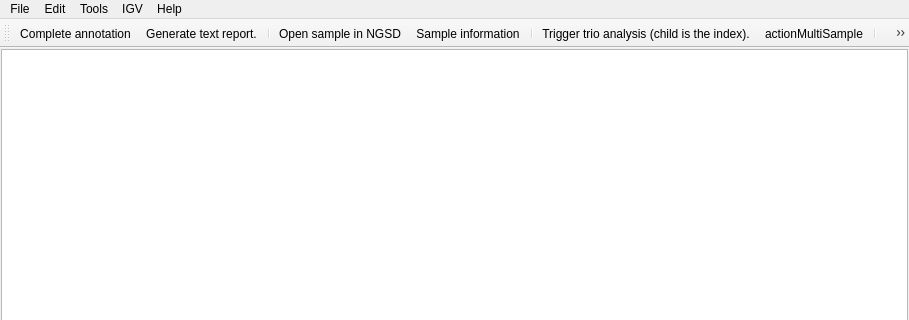
First picture: the form in src/GSvar/MainWindow.ui, repository imgag/ngs-bits, before the edit; both pictures show x 0 to 909 and y 0 to 320 of the 909 by 755 pixel window.
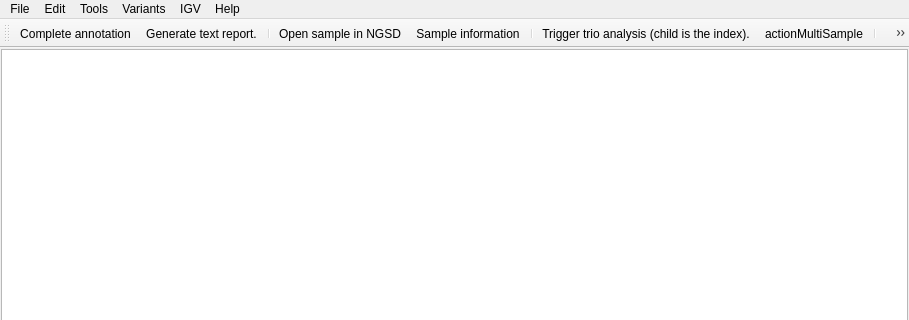
Second picture: the form after the edit. Icons and pictures are not drawn.

Commit message: GSvar: improved LOVD upload: 1) It is now possible to upload a variant that is not part of the current variant list 2) Http proxy can now be defined in the setting INI file 3) The check if a variant was already uploaded is now performed when the dialog opens

What changed in the file:
```diff
--- a/src/GSvar/MainWindow.ui
+++ b/src/GSvar/MainWindow.ui
@@ -184,9 +184,16 @@
     <addaction name="separator"/>
     <addaction name="actionResize"/>
    </widget>
+   <widget class="QMenu" name="menuVariants">
+    <property name="title">
+     <string>Variants</string>
+    </property>
+    <addaction name="actionPublishVariantInLOVD"/>
+   </widget>
    <addaction name="menuFile"/>
    <addaction name="menuEdit"/>
    <addaction name="menuTools"/>
+   <addaction name="menuVariants"/>
    <addaction name="menuIGV"/>
    <addaction name="menuHelp"/>
   </widget>
```
Left out of the diff: 9 changed lines with no effect on the pictures. The commit also changes 13 other files.
